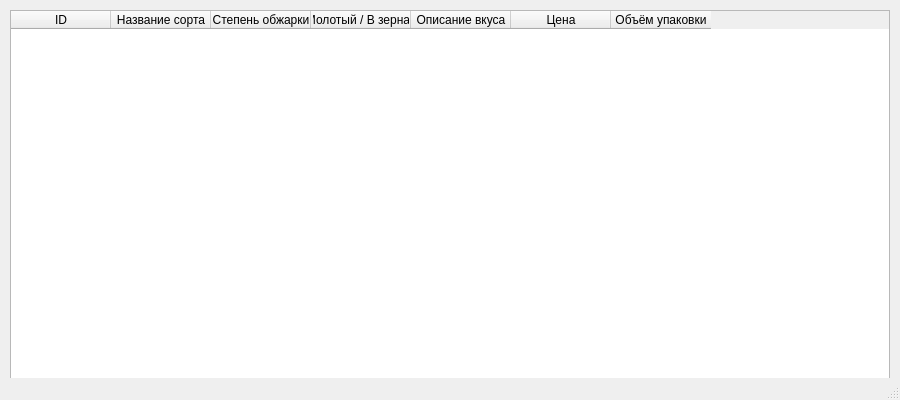
Before: the Qt Designer form main.ui in Toomasik/yandexLiceumHomework1, drawn with Qt 5.
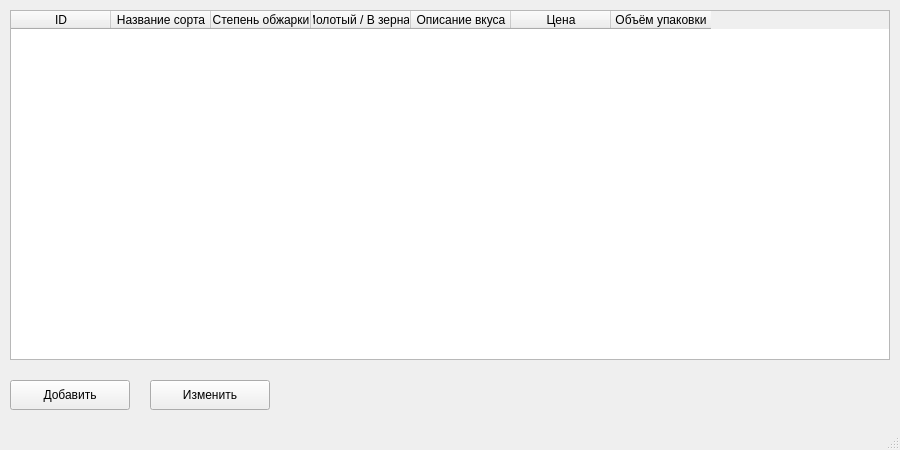
After: the same form once the commit is applied.

The edit to the form file:
```diff
--- a/main.ui
+++ b/main.ui
@@ -7,7 +7,7 @@
     <x>0</x>
     <y>0</y>
     <width>900</width>
-    <height>400</height>
+    <height>450</height>
    </rect>
   </property>
 
@@ -18,10 +18,9 @@
       <x>10</x>
       <y>10</y>
       <width>880</width>
-      <height>380</height>
+      <height>350</height>
      </rect>
     </property>
-
     <property name="columnCount">
      <number>7</number>
     </property>
@@ -67,6 +66,37 @@
     </column>
 
    </widget>
+
+   <!-- Кнопка Добавить -->
+   <widget class="QPushButton" name="addButton">
+    <property name="geometry">
+     <rect>
+      <x>10</x>
+      <y>380</y>
+      <width>120</width>
+      <height>30</height>
+     </rect>
+    </property>
+    <property name="text">
+     <string>Добавить</string>
+    </property>
+   </widget>
+
+   <!-- Кнопка Изменить -->
+   <widget class="QPushButton" name="editButton">
+    <property name="geometry">
+     <rect>
+      <x>150</x>
+      <y>380</y>
+      <width>120</width>
+      <height>30</height>
+     </rect>
+    </property>
+    <property name="text">
+     <string>Изменить</string>
+    </property>
+   </widget>
+
   </widget>
 
   <widget class="QMenuBar" name="menubar"/>
```
Left out of the diff: 3 changed lines with no effect on the pictures.
